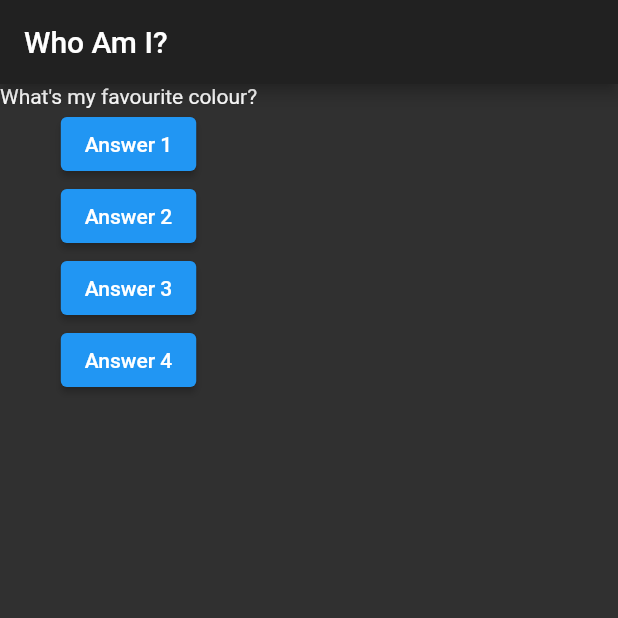
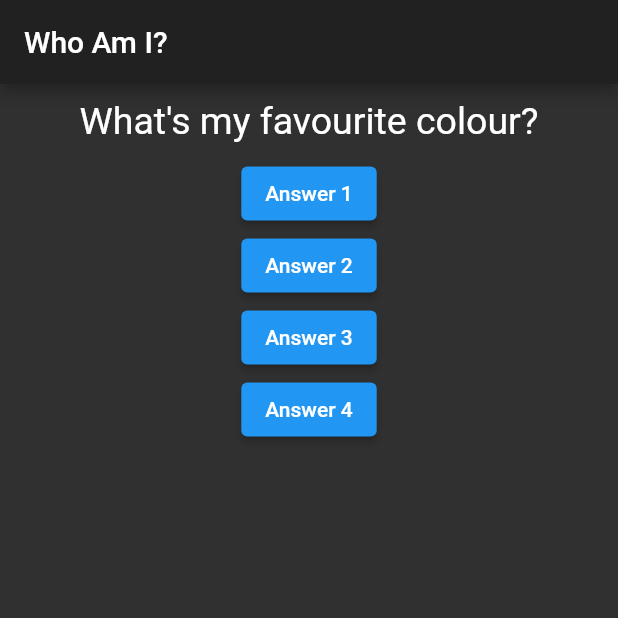
Before and after one commit to karan-17/Flutter-Learning-Quiz-App, a Flutter app: the screen it shows after launch, on a phone screen of 412 x 824 dp, the top half of it. Run offline on Flutter 3.47's test engine with Material 2 defaults, Android fonts, the phone set to English and light mode, and no system bars.

Commit message:
splitting custom widget

```diff
--- a/lib/main.dart
+++ b/lib/main.dart
@@ -1,5 +1,5 @@
 import 'package:flutter/material.dart';
-
+import 'package:quiz_app/question.dart';
 void main() => runApp(MyApp());
 //class Person{
 // String name;
@@ -37,7 +37,7 @@ class _MyAppState extends State<MyApp> {
         ),
         body: Column(
           children: [
-            Text(questions[_questionIndex]),
+            Question(questions[_questionIndex]),
             ElevatedButton(onPressed: _answerQuestion,
               child: Text('Answer 1'),),
             ElevatedButton(onPressed: ()=> print('Answer 2 chosen'),//anonymous function
```
